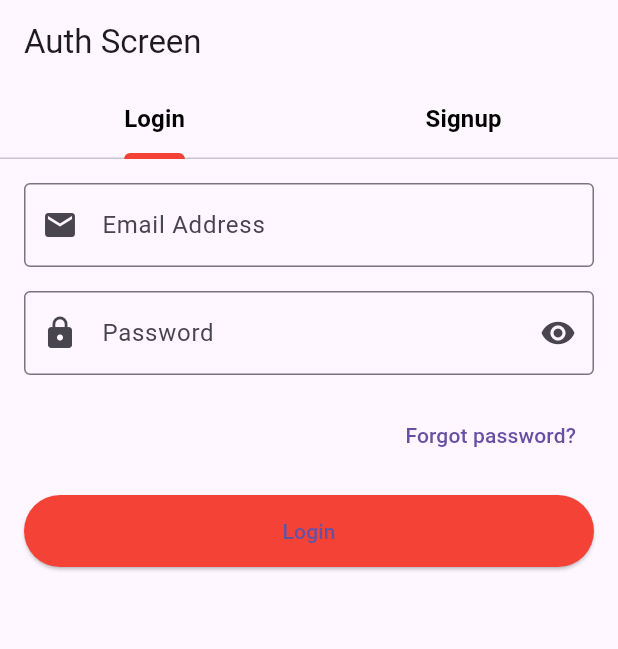
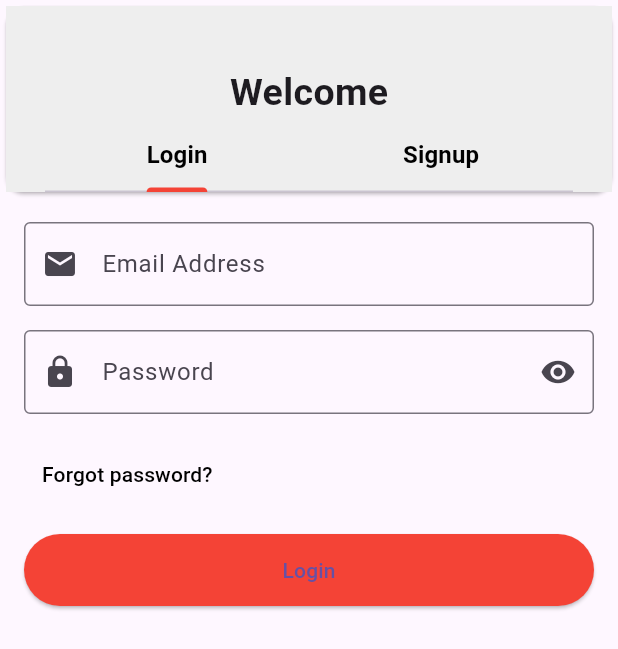
Before and after one commit to MontasirOpi/FAST-FOOD-APP-FLUTTER, a Flutter app: the screen it shows after launch, on a phone screen of 412 x 824 dp. Shown: the top 649 px of the screen. Run offline on Flutter 3.47's test engine with Material 3 defaults, Android fonts, the phone set to English and light mode, and no system bars.

Commit message:
add many thingsss

```diff
--- a/lib/ui/sereens/sign_in_sign_up_screen.dart
+++ b/lib/ui/sereens/sign_in_sign_up_screen.dart
@@ -20,11 +20,42 @@ class _SignInSignUpScreenState extends State<SignInSignUpScreen>
   }
 
   @override
+  void dispose() {
+    _tabController.dispose();
+    super.dispose();
+  }
+
+  @override
   Widget build(BuildContext context) {
     return Scaffold(
-      appBar: AppBar(
-        title: const Text('Auth Screen'),
-        bottom: TabBar(
+      body: Column(
+        children: [
+          Card(
+
+            child: Column(
+
+              children: [
+                // Custom "AppBar" within the body
+                Container(
+                  color: Colors.grey.shade200,
+                  padding: const EdgeInsets.only(
+                      top: 40.0, left: 16.0, right: 16.0, bottom: 0),
+                  child: Column(
+                    crossAxisAlignment: CrossAxisAlignment.start,
+                    children: [
+                      const Center(
+                        child: Text(
+                          'Welcome',
+                          style: TextStyle(
+                            fontSize: 25,
+                            fontWeight: FontWeight.bold,
+                          ),
+                        ),
+                      ),
+                      Padding(
+                        padding: const EdgeInsets.symmetric(
+                            horizontal: 10),
+                        child: TabBar(
                           controller: _tabController,
                           tabs: const [
                             Tab(
@@ -33,7 +64,7 @@ class _SignInSignUpScreenState extends State<SignInSignUpScreen>
                                 style: TextStyle(
                                   fontSize: 16,
                                   fontWeight: FontWeight.bold,
-                  color: Colors.black, // Change this color as needed
+                                  color: Colors.black,
                                 ),
                               ),
                             ),
@@ -43,28 +74,40 @@ class _SignInSignUpScreenState extends State<SignInSignUpScreen>
                                 style: TextStyle(
                                   fontSize: 16,
                                   fontWeight: FontWeight.bold,
-                  color: Colors.black, // Change this color as needed
+                                  color: Colors.black,
                                 ),
                               ),
                             ),
                           ],
-          labelColor: AppColors.themeColor,
-          indicatorColor: AppColors.themeColor,
-          unselectedLabelColor: AppColors.themeColor,
-          indicatorWeight: 4.0,
+                          labelColor: Colors.red, // Customize with your color
+                          indicatorColor:
+                              Colors.red, // Customize with your color
+                          //unselectedLabelColor: Colors.grey,
+                          //indicatorWeight: 4.0,
                         ),
                       ),
-      body: TabBarView(
+                    ],
+                  ),
+                ),
+              ],
+            ),
+          ),
+          // TabBarView for content
+          Expanded(
+            child: TabBarView(
               controller: _tabController,
               children: [
-          _buildLoginForm(),
-          _buildSignUpForm(),
+                _buildLoginForm(context), // Pass context if needed
+                _buildSignUpForm(context), // Pass context if needed
+              ],
+            ),
+          ),
         ],
       ),
     );
   }
 
-  Widget _buildLoginForm() {
+  Widget _buildLoginForm(BuildContext context) {
     return SingleChildScrollView(
       child: Padding(
         padding: const EdgeInsets.all(16.0),
@@ -85,17 +128,17 @@ class _SignInSignUpScreenState extends State<SignInSignUpScreen>
                 labelText: 'Password',
                 prefixIcon: Icon(Icons.lock),
                 suffixIcon: Icon(Icons.visibility),
-                border: const OutlineInputBorder(),
+                border: OutlineInputBorder(),
               ),
             ),
             const SizedBox(height: 16),
             Align(
-              alignment: Alignment.centerRight,
+              alignment: Alignment.centerLeft,
               child: TextButton(
                 onPressed: () {
                   // Handle forgot password action
                 },
-                child: const Text('Forgot password?'),
+                child: const Text('Forgot password?',style: TextStyle(color: Colors.black),),
               ),
             ),
             const SizedBox(height: 16),
@@ -107,7 +150,6 @@ class _SignInSignUpScreenState extends State<SignInSignUpScreen>
                     builder: (context) => const AppHomeScreen(),
                   ),
                 );
-                // Handle login action
               },
               style: ElevatedButton.styleFrom(
                 minimumSize: const Size(double.infinity, 48),
@@ -121,7 +163,7 @@ class _SignInSignUpScreenState extends State<SignInSignUpScreen>
     );
   }
 
-  Widget _buildSignUpForm() {
+  Widget _buildSignUpForm(BuildContext context) {
     return SingleChildScrollView(
       child: Padding(
         padding: const EdgeInsets.all(16.0),
@@ -170,10 +212,4 @@ class _SignInSignUpScreenState extends State<SignInSignUpScreen>
       ),
     );
   }
-
-  @override
-  void dispose() {
-    _tabController.dispose();
-    super.dispose();
 }
-}
```
Also changed, not shown: lib/ui/sereens/card_screen.dart (added, +156 -0 lines), lib/ui/sereens/profile_screen.dart (+55 -6 lines), lib/ui/widgets/burger_card.dart (+9 -1 lines). Lines whose indentation alone changed are shown as unchanged.
